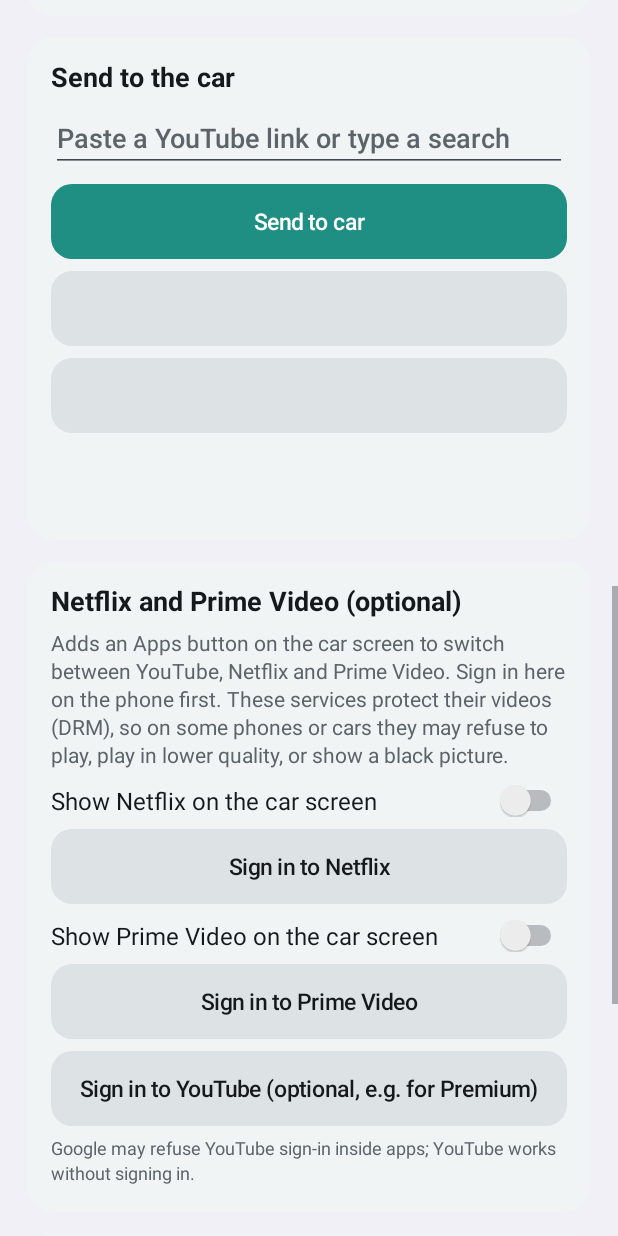
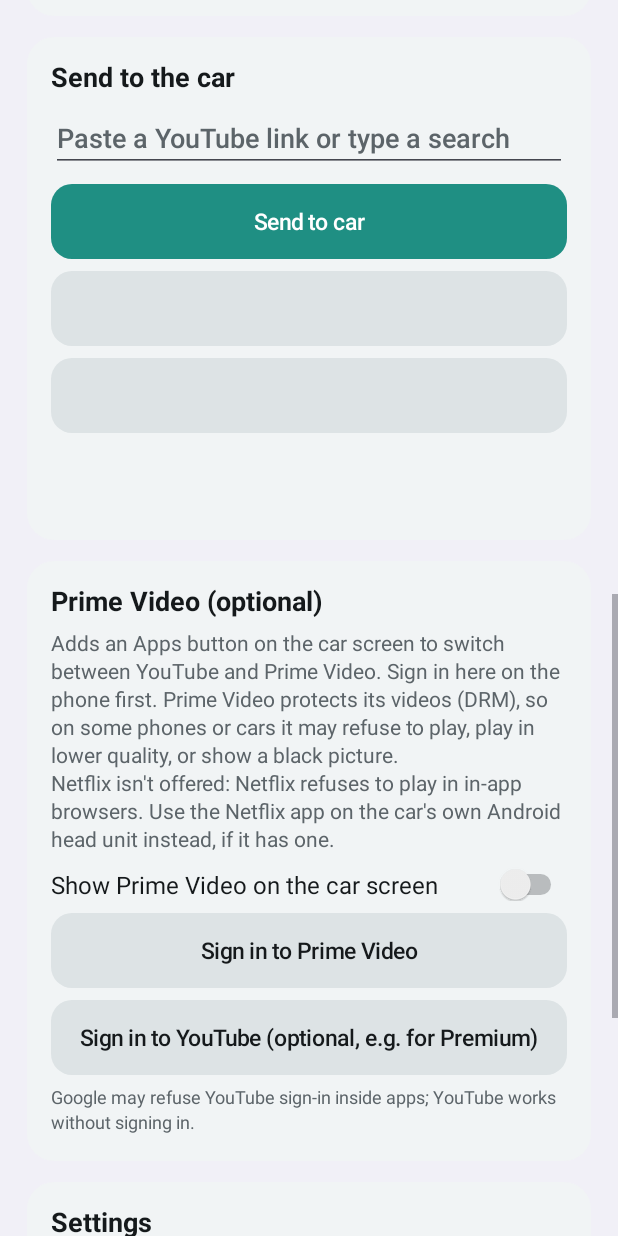
Before and after one commit to debkol35/autotube, an Android app: the screen it shows after launch (MainActivity), scrolled down 1153 dp, on a phone screen of 412 x 824 dp. Run offline under Robolectric (Android 15) with nearby library versions, the phone set to English and light mode, and no system bars; 2 statements that could not run were skipped.

Commit message:
AutoTube 2.2: car keyboard gets @, Shift and symbols; Netflix removed
- Car keyboard: @ key, Shift (long-press = caps lock) and a ?123 symbols
  page, so emails and passwords can be typed on the car screen.
- Netflix removed: its licence check refuses in-app browsers
  (M7111-1957-2050xx) and its app blocks mirroring; README points to the
  head unit's own Netflix app instead.

Co-Authored-By: Claude Opus 5.5 <noreply@anthropic.com>

```diff
--- a/app/build.gradle.kts
+++ b/app/build.gradle.kts
@@ -20,8 +20,8 @@ android {
         applicationId = "com.autotube.car"
         minSdk = 29
         targetSdk = 34
-        versionCode = 4
-        versionName = "2.1"
+        versionCode = 5
+        versionName = "2.2"
     }
 
     signingConfigs {
--- a/app/src/main/AndroidManifest.xml
+++ b/app/src/main/AndroidManifest.xml
@@ -94,7 +94,7 @@
             </intent-filter>
         </activity>
 
-        <!-- Signs in to YouTube / Netflix / Prime Video on the phone (the car screen shares the cookies). -->
+        <!-- Signs in to YouTube / Prime Video on the phone (the car screen shares the cookies). -->
         <activity
             android:name=".SignInActivity"
             android:configChanges="orientation|screenSize|screenLayout|smallestScreenSize|keyboard|keyboardHidden"
--- a/app/src/main/java/com/autotube/car/Common.kt
+++ b/app/src/main/java/com/autotube/car/Common.kt
@@ -80,20 +80,19 @@ class Prefs(ctx: Context) {
 }
 
 /**
- * What the car screen can show. YouTube uses its mobile site; Netflix and Prime Video only serve
- * their web player to desktop browsers, so those get a desktop user agent and DRM (Widevine).
+ * What the car screen can show. YouTube uses its mobile site; Prime Video only serves its web
+ * player to desktop browsers, so it gets a desktop user agent and DRM (Widevine).
+ * (Netflix is not offered: its licence check refuses in-app browsers, error M7111-1957-2050xx.)
  */
 enum class Service(val id: String, val label: String, val home: String, val signIn: String, val desktop: Boolean) {
     YOUTUBE("youtube", "YouTube", "https://m.youtube.com/",
         "https://accounts.google.com/ServiceLogin?service=youtube&continue=https%3A%2F%2Fm.youtube.com%2F", false),
-    NETFLIX("netflix", "Netflix", "https://www.netflix.com/browse", "https://www.netflix.com/login", true),
     PRIME("prime", "Prime Video", "https://www.primevideo.com/", "https://www.primevideo.com/", true);
 
     fun search(q: String): String {
         val e = URLEncoder.encode(q.trim(), "UTF-8")
         return when (this) {
             YOUTUBE -> YouTubeLinks.search(q)
-            NETFLIX -> "https://www.netflix.com/search?q=$e"
             PRIME -> "https://www.primevideo.com/search/ref=atv_nb_sug?ie=UTF8&phrase=$e"
         }
     }
@@ -103,7 +102,6 @@ enum class Service(val id: String, val label: String, val home: String, val sign
             val host = try { Uri.parse(url ?: "").host?.lowercase() ?: "" } catch (e: Exception) { "" }
             fun on(domain: String) = host == domain || host.endsWith(".$domain")
             return when {
-                on("netflix.com") -> NETFLIX
                 on("primevideo.com") || Regex("(^|\\.)amazon\\.[a-z.]+$").containsMatchIn(host) -> PRIME
                 else -> YOUTUBE
             }
--- a/app/src/main/java/com/autotube/car/MainActivity.kt
+++ b/app/src/main/java/com/autotube/car/MainActivity.kt
@@ -144,12 +144,14 @@ class MainActivity : Activity() {
         })
 
         // 5. Other services
-        col.addView(card("Netflix and Prime Video (optional)").apply {
-            addView(text("Adds an Apps button on the car screen to switch between YouTube, Netflix and Prime " +
-                "Video. Sign in here on the phone first. These services protect their videos (DRM), so on " +
-                "some phones or cars they may refuse to play, play in lower quality, or show a black picture.",
+        col.addView(card("Prime Video (optional)").apply {
+            addView(text("Adds an Apps button on the car screen to switch between YouTube and Prime Video. " +
+                "Sign in here on the phone first. Prime Video protects its videos (DRM), so on some phones " +
+                "or cars it may refuse to play, play in lower quality, or show a black picture.\n" +
+                "Netflix isn't offered: Netflix refuses to play in in-app browsers. Use the Netflix app on " +
+                "the car's own Android head unit instead, if it has one.",
                 14f, color = muted))
-            for (s in listOf(Service.NETFLIX, Service.PRIME)) {
+            for (s in listOf(Service.PRIME)) {
                 addView(Switch(this@MainActivity).apply {
                     text = "Show ${s.label} on the car screen"
                     setTextColor(fg)
--- a/app/src/main/java/com/autotube/car/SignInActivity.kt
+++ b/app/src/main/java/com/autotube/car/SignInActivity.kt
@@ -10,7 +10,7 @@ import android.webkit.WebViewClient
 import android.widget.Toast
 
 /**
- * Sign in to YouTube, Netflix or Prime Video here on the phone, with the phone's own keyboard.
+ * Sign in to YouTube or Prime Video here on the phone, with the phone's own keyboard.
  * The car screen runs in the same app, so it shares these cookies (and so the login).
  * Uses the same user agent as the car screen, so the site sees the same kind of browser.
  */
```
Also changed, not shown: app/src/main/java/com/autotube/car/CarKeyboard.kt (+57 -16 lines), app/src/main/java/com/autotube/car/CarScreen.kt (+5 -6 lines), 2 other files.
